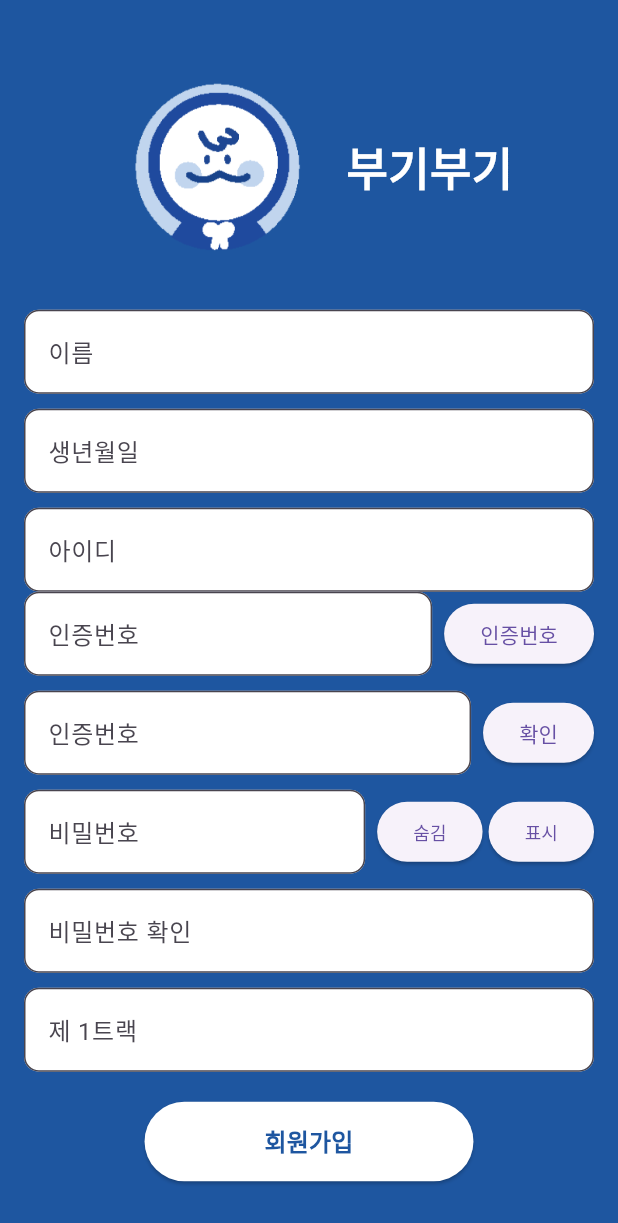
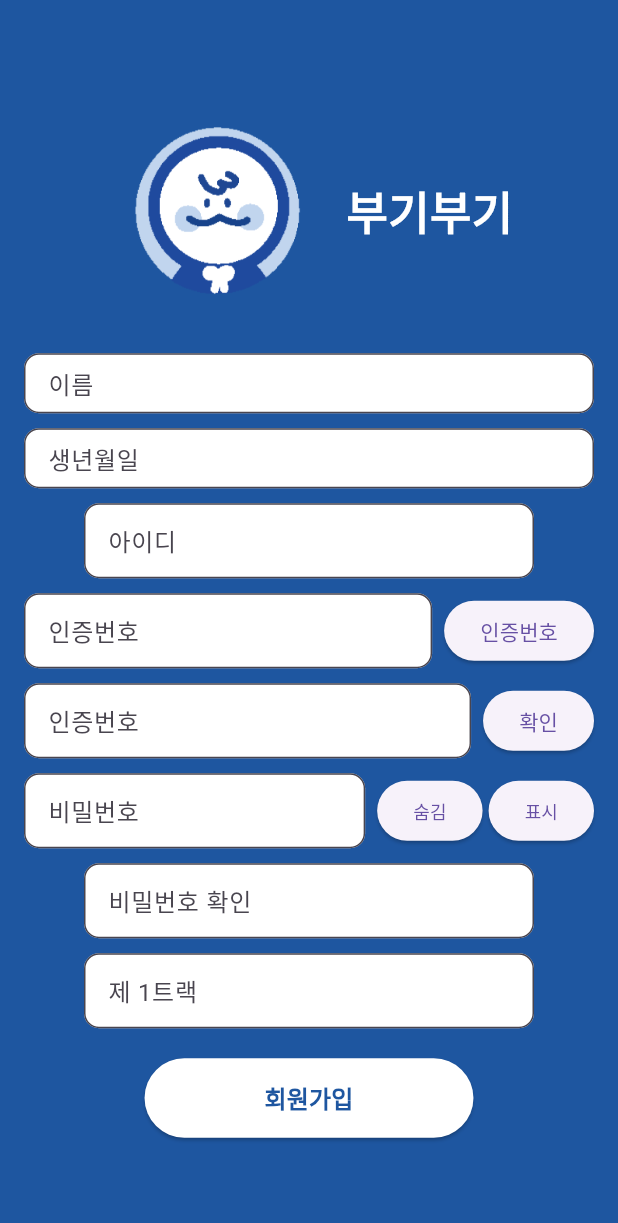
Before and after one commit to withboogieboogie/Boogieboogie, a Flutter app: the SignupPage screen opened directly, on a phone screen of 412 x 824 dp. Shown: the top 1223 px of the screen. Run offline on Flutter 3.47's test engine with Material 3 defaults, Android fonts, the light colour scheme and no system bars; our stand-ins replace lottie; Roboto replaces fonts that are missing (MainFont).

```diff
--- a/lib/screens/sign_up.dart
+++ b/lib/screens/sign_up.dart
@@ -42,16 +42,40 @@ class SignupPage extends StatelessWidget {
               ),
               SizedBox(height: 20),
               // 이름 입력 필드
-              CustomTextField(label: '이름', textStyle: textFieldStyle),
+              CustomTextField(
+                label: '이름',
+                textStyle: textFieldStyle,
+                //width: 300, // 원하는 너비로 설정
+                height: 40, // 원하는 높이로 설정
+              ),
               SizedBox(height: 10),
               // 생년월일 입력 필드
-              CustomTextField(label: '생년월일', textStyle: textFieldStyle),
+              CustomTextField(
+                label: '생년월일',
+                textStyle: textFieldStyle,
+                //width: 300,
+                height: 40,
+              ),
               SizedBox(height: 10),
+
               // 아이디 입력 필드
-              CustomTextField(label: '아이디', hintText: '(example@google.com)', textStyle: textFieldStyle),
+              CustomTextField(
+                label: '아이디',
+                hintText: '(example@google.com)',
+                textStyle: textFieldStyle,
+                width: 300,
+                height: 50,
+              ),
+              SizedBox(height: 10),
               Row(
                 children: [
-                  Expanded(child: CustomTextField(label: '인증번호', textStyle: textFieldStyle)),
+                  Expanded(
+                    child: CustomTextField(
+                      label: '인증번호',
+                      textStyle: textFieldStyle,
+                      height: 50,
+                    ),
+                  ),
                   SizedBox(width: 8),
                   ElevatedButton(
                     onPressed: () {},
@@ -63,7 +87,13 @@ class SignupPage extends StatelessWidget {
               // 인증번호 입력 필드
               Row(
                 children: [
-                  Expanded(child: CustomTextField(label: '인증번호', textStyle: textFieldStyle)),
+                  Expanded(
+                    child: CustomTextField(
+                      label: '인증번호',
+                      textStyle: textFieldStyle,
+                      height: 50,
+                    ),
+                  ),
                   SizedBox(width: 8),
                   ElevatedButton(
                     onPressed: () {},
@@ -75,7 +105,14 @@ class SignupPage extends StatelessWidget {
               // 비밀번호 입력 필드
               Row(
                 children: [
-                  Expanded(child: CustomTextField(label: '비밀번호', obscureText: true, textStyle: textFieldStyle)),
+                  Expanded(
+                    child: CustomTextField(
+                      label: '비밀번호',
+                      obscureText: true,
+                      textStyle: textFieldStyle,
+                      height: 50,
+                    ),
+                  ),
                   SizedBox(width: 8),
                   ElevatedButton(
                     onPressed: () {},
@@ -90,10 +127,21 @@ class SignupPage extends StatelessWidget {
               ),
               SizedBox(height: 10),
               // 비밀번호 확인 입력 필드
-              CustomTextField(label: '비밀번호 확인', obscureText: true, textStyle: textFieldStyle),
+              CustomTextField(
+                label: '비밀번호 확인',
+                obscureText: true,
+                textStyle: textFieldStyle,
+                width: 300,
+                height: 50,
+              ),
               SizedBox(height: 10),
               // 제1트랙 입력 필드
-              CustomTextField(label: '제 1트랙', textStyle: textFieldStyle),
+              CustomTextField(
+                label: '제 1트랙',
+                textStyle: textFieldStyle,
+                width: 300,
+                height: 50,
+              ),
               SizedBox(height: 20),
               // 회원가입 버튼
               ElevatedButton(
@@ -135,19 +183,26 @@ class CustomTextField extends StatelessWidget {
   final String? hintText;
   final bool obscureText;
   final TextStyle textStyle; // 텍스트 필드의 스타일을 위한 변수
+  final double? width;
+  final double? height;
 
   CustomTextField({
     required this.label,
     this.hintText,
     this.obscureText = false,
     required this.textStyle,
+    this.width,
+    this.height,
   });
 
   @override
   Widget build(BuildContext context) {
-    return TextFormField(
+    return Container(
+      width: width,   // 너비 설정
+      height: height, // 높이 설정
+      child: TextFormField(
         obscureText: obscureText,
-      style: textStyle, // 전달된 텍스트 스타일 적용
+        style: textStyle,
         decoration: InputDecoration(
           labelText: label,
           hintText: hintText,
@@ -157,6 +212,7 @@ class CustomTextField extends StatelessWidget {
           filled: true,
           fillColor: Colors.white,
         ),
+      ),
     );
   }
 }
```
Also changed, not shown: lib/backend/chatbot.dart (added), lib/backend/user_repository.dart (added), 6 other files. Lines whose indentation alone changed are shown as unchanged.
